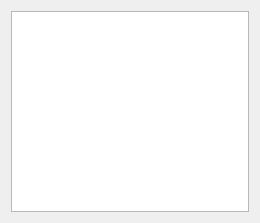
akukhta/BigBrother, file BigBrother/lindeviceswidges.ui: the form before one commit.
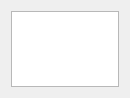
The form after the commit.

What changed in the file:
```diff
--- a/BigBrother/lindeviceswidges.ui
+++ b/BigBrother/lindeviceswidges.ui
@@ -6,8 +6,8 @@
    <rect>
     <x>0</x>
     <y>0</y>
-    <width>260</width>
-    <height>223</height>
+    <width>130</width>
+    <height>98</height>
    </rect>
   </property>
   <property name="windowTitle">
```
